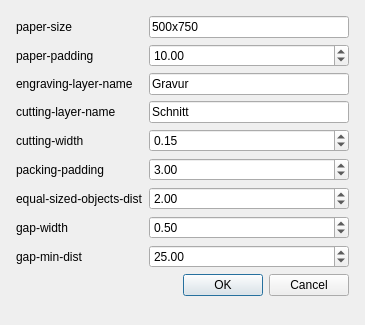
Old version of the form gui/FormatterDialog.ui in the repository sjz207/lc-qcad.
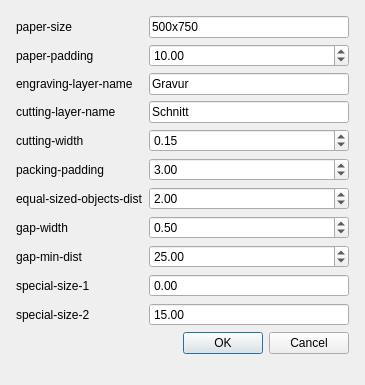
New version of the form.

```diff
--- a/gui/FormatterDialog.ui
+++ b/gui/FormatterDialog.ui
@@ -7,7 +7,7 @@
     <x>0</x>
     <y>0</y>
     <width>365</width>
-    <height>325</height>
+    <height>385</height>
    </rect>
   </property>
   <property name="sizePolicy">
@@ -208,13 +208,59 @@
        </property>
       </widget>
      </item>
-     <item row="9" column="0" colspan="2">
+     <item row="11" column="0" colspan="2">
       <widget class="QDialogButtonBox" name="buttonBox">
        <property name="standardButtons">
         <set>QDialogButtonBox::Cancel|QDialogButtonBox::Ok</set>
        </property>
       </widget>
      </item>
+     <item row="9" column="0">
+      <widget class="QLabel" name="label_10">
+       <property name="text">
+        <string>special-size-1</string>
+       </property>
+      </widget>
+     </item>
+     <item row="10" column="0">
+      <widget class="QLabel" name="label_11">
+       <property name="text">
+        <string>special-size-2</string>
+       </property>
+      </widget>
+     </item>
+     <item row="9" column="1">
+      <widget class="QDoubleSpinBox" name="SpecialSize1">
+       <property name="frame">
+        <bool>true</bool>
+       </property>
+       <property name="buttonSymbols">
+        <enum>QAbstractSpinBox::NoButtons</enum>
+       </property>
+       <property name="maximum">
+        <double>1000.000000000000000</double>
+       </property>
+       <property name="singleStep">
+        <double>25.000000000000000</double>
+       </property>
+      </widget>
+     </item>
+     <item row="10" column="1">
+      <widget class="QDoubleSpinBox" name="SpecialSize2">
+       <property name="buttonSymbols">
+        <enum>QAbstractSpinBox::NoButtons</enum>
+       </property>
+       <property name="maximum">
+        <double>50.000000000000000</double>
+       </property>
+       <property name="singleStep">
+        <double>5.000000000000000</double>
+       </property>
+       <property name="value">
+        <double>15.000000000000000</double>
+       </property>
+      </widget>
+     </item>
     </layout>
    </item>
    <item row="1" column="0">
```
Left out of the diff: 13 changed lines with no effect on the pictures.
